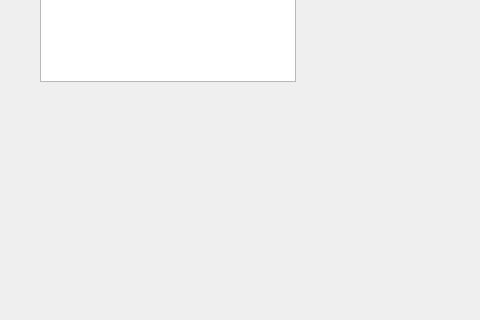
Before: the Qt Designer form src/ui/mainwindow.ui in cyyyyyyyyytl/ForgeCAD, drawn with Qt 5; both pictures show x 0 to 480 and y 280 to 600 of the 800 by 600 pixel window.
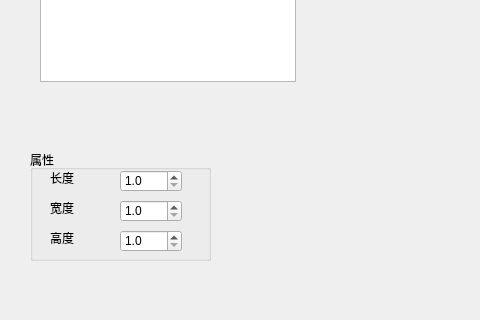
After: the same form once the commit is applied.

Commit message: feat: 参数化闭环打通(rebuild真形状+属性面板实时联动+Viewport3D换图+main瘦身); CylinderFeature+FeatureFactory 扩展domain(28测试全绿); 日志更新

```diff
--- a/src/ui/mainwindow.ui
+++ b/src/ui/mainwindow.ui
@@ -34,6 +34,115 @@
      </rect>
     </property>
    </widget>
+   <widget class="QGroupBox" name="groupBox">
+    <property name="geometry">
+     <rect>
+      <x>30</x>
+      <y>430</y>
+      <width>181</width>
+      <height>111</height>
+     </rect>
+    </property>
+    <property name="title">
+     <string>属性</string>
+    </property>
+    <widget class="QLabel" name="label">
+     <property name="geometry">
+      <rect>
+       <x>20</x>
+       <y>20</y>
+       <width>31</width>
+       <height>16</height>
+      </rect>
+     </property>
+     <property name="text">
+      <string>长度</string>
+     </property>
+    </widget>
+    <widget class="QLabel" name="label_2">
+     <property name="geometry">
+      <rect>
+       <x>20</x>
+       <y>50</y>
+       <width>31</width>
+       <height>16</height>
+      </rect>
+     </property>
+     <property name="text">
+      <string>宽度</string>
+     </property>
+    </widget>
+    <widget class="QLabel" name="label_3">
+     <property name="geometry">
+      <rect>
+       <x>20</x>
+       <y>80</y>
+       <width>31</width>
+       <height>16</height>
+      </rect>
+     </property>
+     <property name="text">
+      <string>高度</string>
+     </property>
+    </widget>
+    <widget class="QDoubleSpinBox" name="spinLength">
+     <property name="geometry">
+      <rect>
+       <x>90</x>
+       <y>20</y>
+       <width>62</width>
+       <height>22</height>
+      </rect>
+     </property>
+     <property name="decimals">
+      <number>1</number>
+     </property>
+     <property name="minimum">
+      <double>1.000000000000000</double>
+     </property>
+     <property name="maximum">
+      <double>10000.000000000000000</double>
+     </property>
+    </widget>
+    <widget class="QDoubleSpinBox" name="spinWidth">
+     <property name="geometry">
+      <rect>
+       <x>90</x>
+       <y>50</y>
+       <width>62</width>
+       <height>22</height>
+      </rect>
+     </property>
+     <property name="decimals">
+      <number>1</number>
+     </property>
+     <property name="minimum">
+      <double>1.000000000000000</double>
+     </property>
+     <property name="maximum">
+      <double>10000.000000000000000</double>
+     </property>
+    </widget>
+    <widget class="QDoubleSpinBox" name="spinHeight">
+     <property name="geometry">
+      <rect>
+       <x>90</x>
+       <y>80</y>
+       <width>62</width>
+       <height>22</height>
+      </rect>
+     </property>
+     <property name="decimals">
+      <number>1</number>
+     </property>
+     <property name="minimum">
+      <double>1.000000000000000</double>
+     </property>
+     <property name="maximum">
+      <double>10000.000000000000000</double>
+     </property>
+    </widget>
+   </widget>
   </widget>
   <widget class="QMenuBar" name="menubar">
    <property name="geometry">
```
The commit also changes 20 other files.
